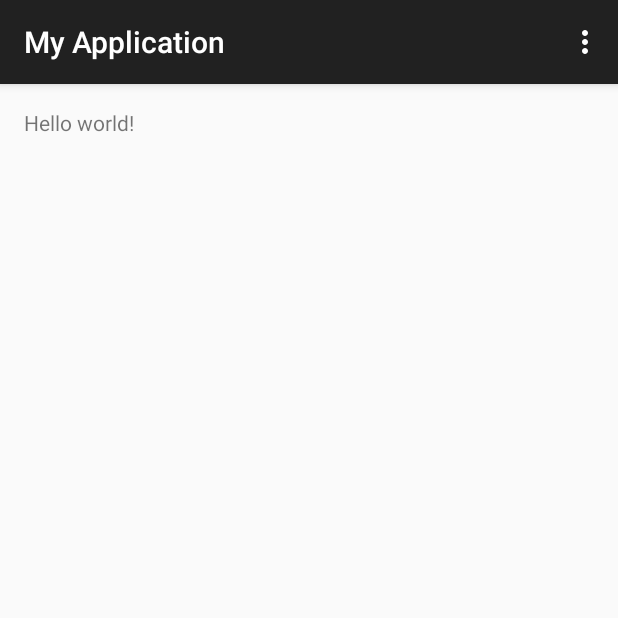
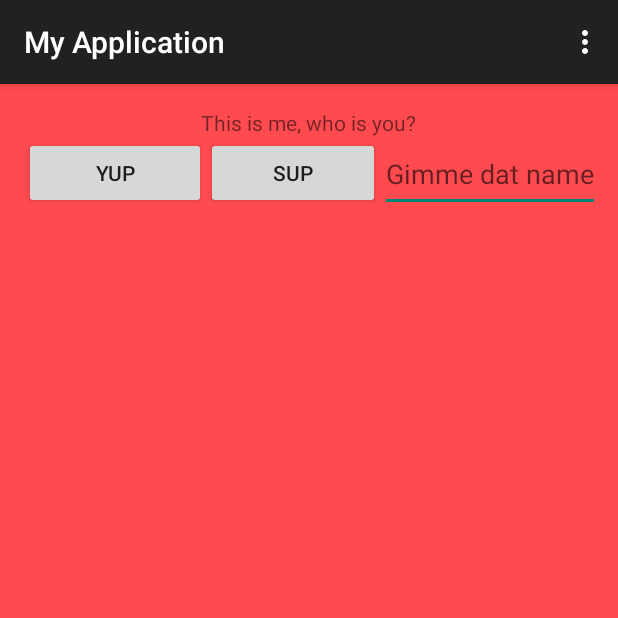
Before and after one commit to grandconjuration/TestApplication, an Android app: the screen it shows after launch (MainActivity), on a phone screen of 412 x 824 dp, the top half of it. Run offline under Robolectric (Android 15) with nearby library versions, the phone set to English and light mode, and no system bars.

Commit message:
Some updates

```diff
--- a/app/src/main/java/nl/simonwhiteley/myapplication/MainActivity.java
+++ b/app/src/main/java/nl/simonwhiteley/myapplication/MainActivity.java
@@ -4,14 +4,26 @@ import android.support.v7.app.ActionBarActivity;
 import android.os.Bundle;
 import android.view.Menu;
 import android.view.MenuItem;
+import android.view.View;
+import android.widget.Button;
+import android.widget.EditText;
+import android.widget.Toast;
 
 
 public class MainActivity extends ActionBarActivity {
+
+    private Button answerYesButton, answerNoButton;
+    private EditText nameEditText;
+
 
     @Override
     protected void onCreate(Bundle savedInstanceState) {
         super.onCreate(savedInstanceState);
         setContentView(R.layout.activity_main);
+
+        answerYesButton = (Button) findViewById(R.id.answer_yes_button);
+        answerNoButton = (Button) findViewById(R.id.answer_no_button);
+        nameEditText = (EditText) findViewById(R.id.name_edit_text);
     }
 
 
@@ -36,4 +48,21 @@ public class MainActivity extends ActionBarActivity {
 
         return super.onOptionsItemSelected(item);
     }
+
+    public void onNoButtonClick(View view) {
+
+        String name = String.valueOf(nameEditText.getText());
+
+        String yourYesResponse = "Aaay lmao " + name;
+
+        Toast.makeText(this, yourYesResponse, Toast.LENGTH_SHORT).show();
+    }
+
+    public void onYesButtonClick(View view) {
+        String name = String.valueOf(nameEditText.getText());
+
+        String yourNoResponse = "Aaay naaolmao " + name;
+
+        Toast.makeText(this, yourNoResponse, Toast.LENGTH_SHORT).show();
+    }
 }
--- a/app/src/main/res/layout/activity_main.xml
+++ b/app/src/main/res/layout/activity_main.xml
@@ -1,11 +1,57 @@
-<RelativeLayout xmlns:android="http://schemas.android.com/apk/res/android"
+<LinearLayout xmlns:android="http://schemas.android.com/apk/res/android"
     xmlns:tools="http://schemas.android.com/tools" android:layout_width="match_parent"
     android:layout_height="match_parent" android:paddingLeft="@dimen/activity_horizontal_margin"
     android:paddingRight="@dimen/activity_horizontal_margin"
     android:paddingTop="@dimen/activity_vertical_margin"
-    android:paddingBottom="@dimen/activity_vertical_margin" tools:context=".MainActivity">
+    android:paddingBottom="@dimen/activity_vertical_margin" tools:context=".MainActivity"
+    android:background="#ffff4b50"
+    android:orientation="vertical"
+    android:gravity="center|top">
 
-    <TextView android:text="@string/hello_world" android:layout_width="wrap_content"
-        android:layout_height="wrap_content" />
+    <TextView
+        android:layout_width="wrap_content"
+        android:layout_height="wrap_content"
+        android:text="@string/first_text"/>
 
-</RelativeLayout>
+    <LinearLayout
+        android:layout_width="wrap_content"
+        android:layout_height="wrap_content">
+
+        <Button
+            android:layout_width="wrap_content"
+            android:layout_height="wrap_content"
+            android:text="Yup"
+            android:hint="@string/answer_yes"
+            android:onClick="onYesButtonClick"
+            android:id="@+id/answer_yes_button"/>
+
+        <Button
+            android:layout_width="wrap_content"
+            android:layout_height="wrap_content"
+            android:text="Sup"
+            android:hint="@string/answer_no"
+            android:onClick="onNoButtonClick"
+            android:id="@+id/answer_no_button"/>
+
+        <LinearLayout
+            android:layout_width="wrap_content"
+            android:layout_height="wrap_content"
+            android:orientation="horizontal">
+
+            <EditText
+                android:layout_width="200dp"
+                android:layout_height="50dp"
+                android:inputType="textPersonName"
+                android:hint="@string/name_edit_text"
+                android:id="@+id/name_edit_text"/>
+
+
+            </LinearLayout>
+
+
+        </LinearLayout>
+
+
+
+
+</LinearLayout>
--- a/app/src/main/res/values/strings.xml
+++ b/app/src/main/res/values/strings.xml
@@ -4,5 +4,9 @@
     <string name="app_name">My Application</string>
     <string name="hello_world">Hello world!</string>
     <string name="action_settings">Settings</string>
+    <string name="name_edit_text">Gimme dat name</string>
+    <string name="answer_no">This means no</string>
+    <string name="answer_yes">This means yes</string>
+    <string name="first_text">This is me, who is you?</string>
 
 </resources>
```
Also changed, not shown: 1 other file.
